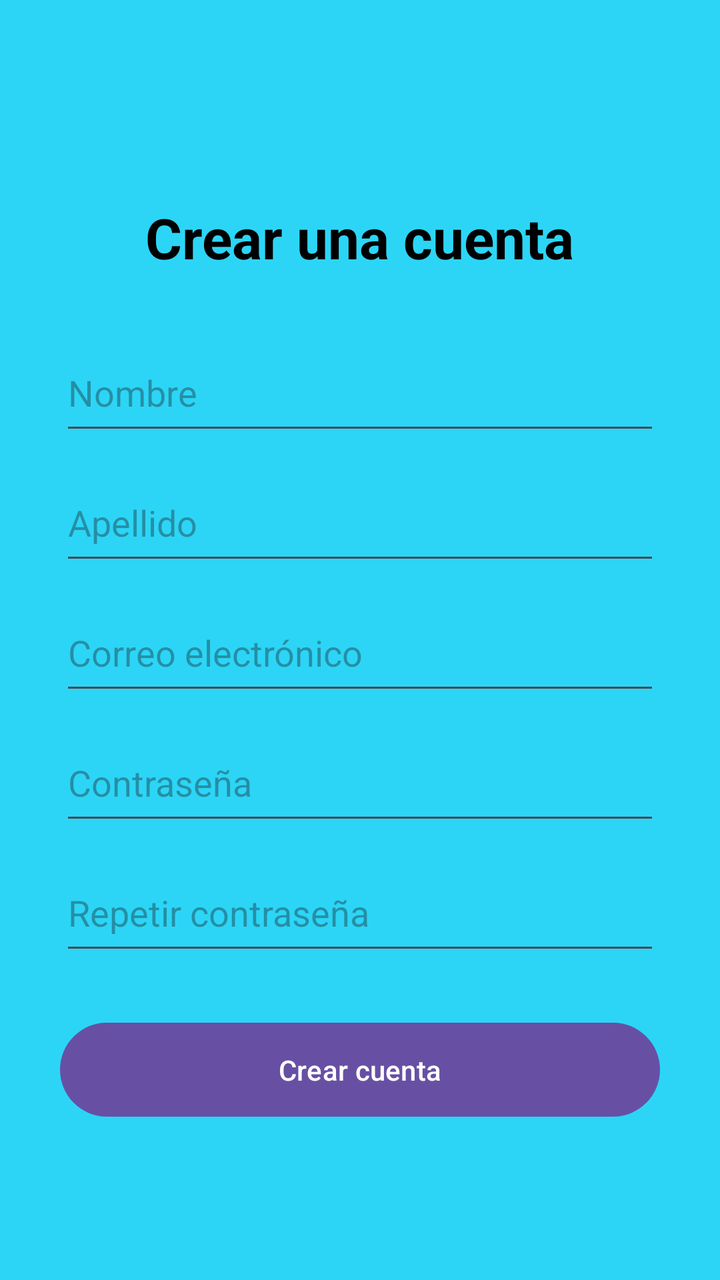
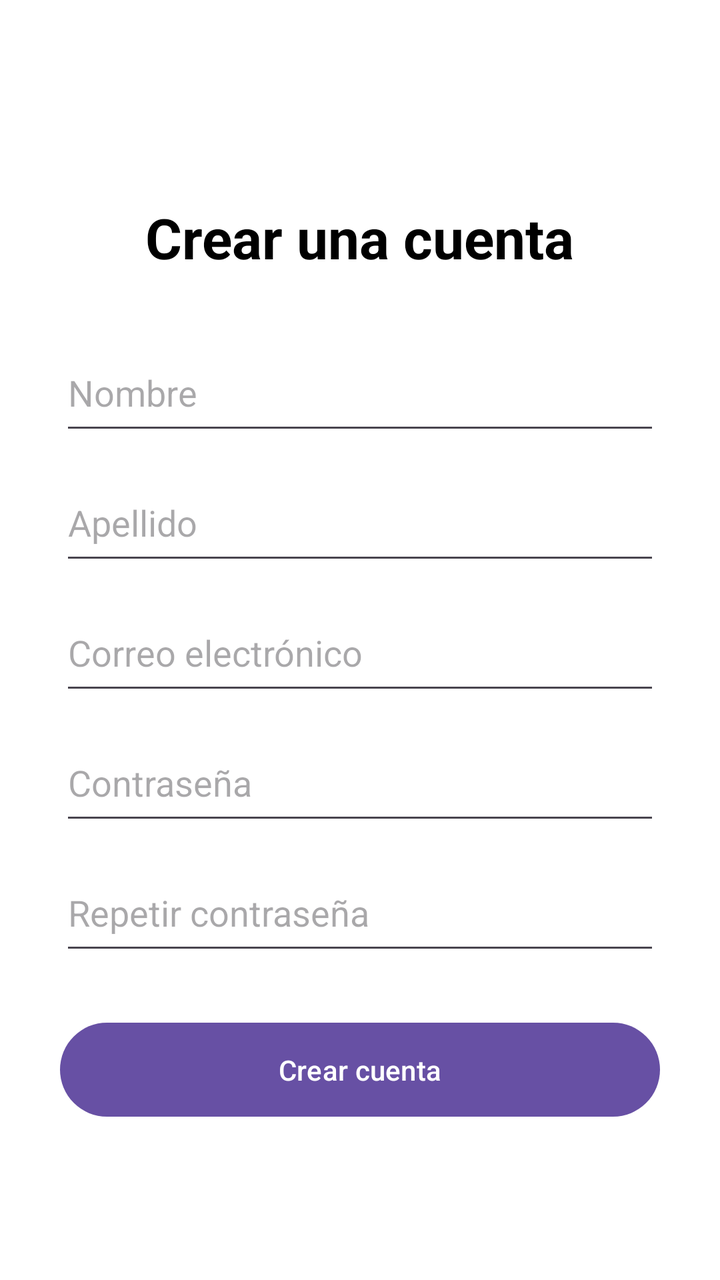

An Android layout rendered at two revisions. The XML below is the earlier revision; the diff shows what the commit changed to produce the second picture.
<!-- AndroidManifest.xml: application theme Theme.AlkeWallet -->
<!-- res/layout/activity_signup_up.xml -->
<?xml version="1.0" encoding="utf-8"?>
<androidx.constraintlayout.widget.ConstraintLayout xmlns:android="http://schemas.android.com/apk/res/android"
    xmlns:app="http://schemas.android.com/apk/res-auto"
    xmlns:tools="http://schemas.android.com/tools"
    android:id="@+id/main"
    android:layout_width="match_parent"
    android:layout_height="match_parent"
    android:background="@color/celeste"
    tools:context=".SignupUp">

    <TextView
        android:id="@+id/tituloSignup"
        android:layout_width="wrap_content"
        android:layout_height="wrap_content"
        android:text="Crear una cuenta"
        android:textSize="28sp"
        android:textStyle="bold"
        android:textColor="@color/black"
        app:layout_constraintStart_toStartOf="parent"
        app:layout_constraintEnd_toEndOf="parent"
        app:layout_constraintTop_toTopOf="parent"
        android:layout_marginTop="100dp" />

    <EditText
        android:id="@+id/nombre"
        android:layout_width="300dp"
        android:layout_height="55dp"
        android:hint="Nombre"
        android:inputType="textPersonName"
        app:layout_constraintStart_toStartOf="parent"
        app:layout_constraintEnd_toEndOf="parent"
        app:layout_constraintTop_toBottomOf="@id/tituloSignup"
        android:layout_marginTop="30dp" />

    <EditText
        android:id="@+id/apellido"
        android:layout_width="300dp"
        android:layout_height="55dp"
        android:hint="Apellido"
        android:inputType="textPersonName"
        app:layout_constraintStart_toStartOf="parent"
        app:layout_constraintEnd_toEndOf="parent"
        app:layout_constraintTop_toBottomOf="@id/nombre"
        android:layout_marginTop="10dp" />
    <EditText
        android:id="@+id/email"
        android:layout_width="300dp"
        android:layout_height="55dp"
        android:hint="Correo electrónico"
        android:inputType="textEmailAddress"
        app:layout_constraintStart_toStartOf="parent"
        app:layout_constraintEnd_toEndOf="parent"
        app:layout_constraintTop_toBottomOf="@id/apellido"
        android:layout_marginTop="10dp" />

    <EditText
        android:id="@+id/contrasena"
        android:layout_width="300dp"
        android:layout_height="55dp"
        android:hint="Contraseña"
        android:inputType="textPassword"
        app:layout_constraintStart_toStartOf="parent"
        app:layout_constraintEnd_toEndOf="parent"
        app:layout_constraintTop_toBottomOf="@id/email"
        android:layout_marginTop="10dp" />

    <EditText
        android:id="@+id/repetirContrasena"
        android:layout_width="300dp"
        android:layout_height="55dp"
        android:hint="Repetir contraseña"
        android:inputType="textPassword"
        app:layout_constraintStart_toStartOf="parent"
        app:layout_constraintEnd_toEndOf="parent"
        app:layout_constraintTop_toBottomOf="@id/contrasena"
        android:layout_marginTop="10dp" />

    <Button
        android:id="@+id/btnCrearCuenta"
        android:layout_width="300dp"
        android:layout_height="55dp"
        android:text="Crear cuenta"
        app:layout_constraintStart_toStartOf="parent"
        app:layout_constraintEnd_toEndOf="parent"
        app:layout_constraintTop_toBottomOf="@id/repetirContrasena"
        android:layout_marginTop="25dp" />

</androidx.constraintlayout.widget.ConstraintLayout>
<!-- resources referenced by this layout -->
<resources>
  <color name="black">#FF000000</color>
  <color name="celeste">#2CD5F6</color>
  <style name="Theme.AlkeWallet" parent="Base.Theme.AlkeWallet" />
  <style name="Base.Theme.AlkeWallet" parent="Theme.Material3.DayNight.NoActionBar">
          
          
      </style>
</resources>

<!-- the commit's change to res/layout/activity_signup_up.xml (unified diff, before → after) -->
@@ -5,7 +5,7 @@
     android:id="@+id/main"
     android:layout_width="match_parent"
     android:layout_height="match_parent"
-    android:background="@color/celeste"
+    android:background="@color/white"
     tools:context=".SignupUp">
 
     <TextView
<!-- resource entries referenced after the edit -->
@@ -1,7 +1,7 @@
 <!-- resources referenced by this layout -->
 <resources>
   <color name="black">#FF000000</color>
-  <color name="celeste">#2CD5F6</color>
+  <color name="white">#FFFFFFFF</color>
   <style name="Theme.AlkeWallet" parent="Base.Theme.AlkeWallet" />
   <style name="Base.Theme.AlkeWallet" parent="Theme.Material3.DayNight.NoActionBar">
           
